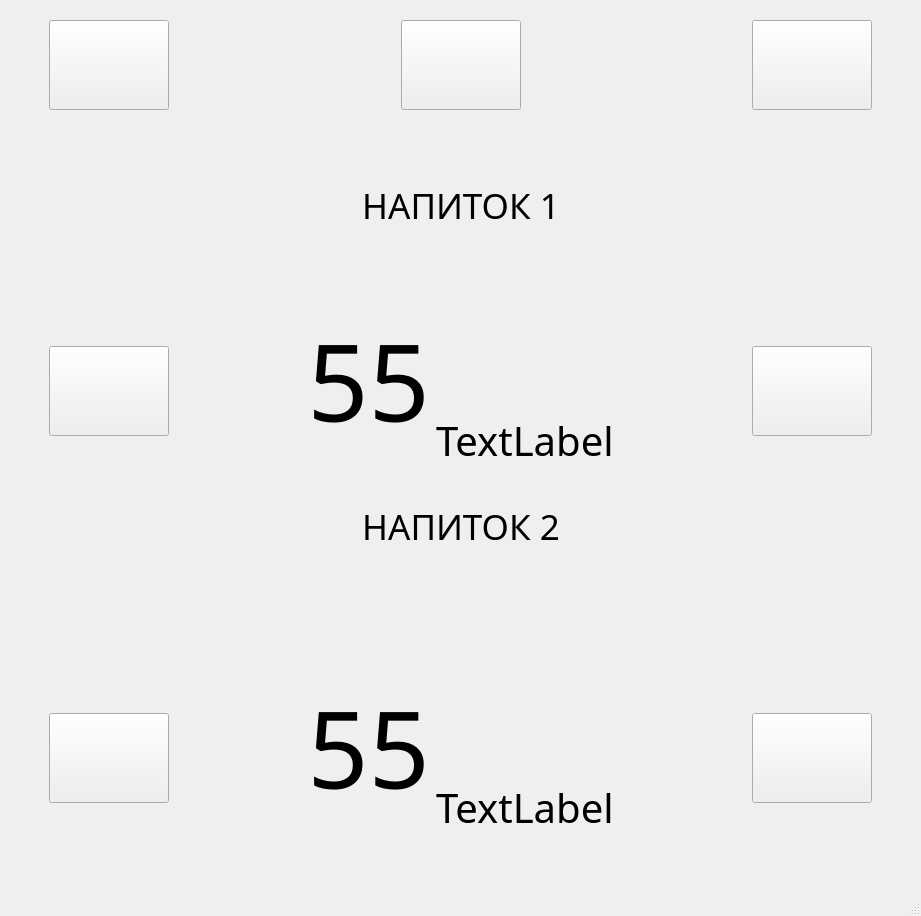
The window that Filler_interface/Window_filler/UI_filler2.ui (TWOKRAI/Filler) describes before a commit, drawn with Qt 5.
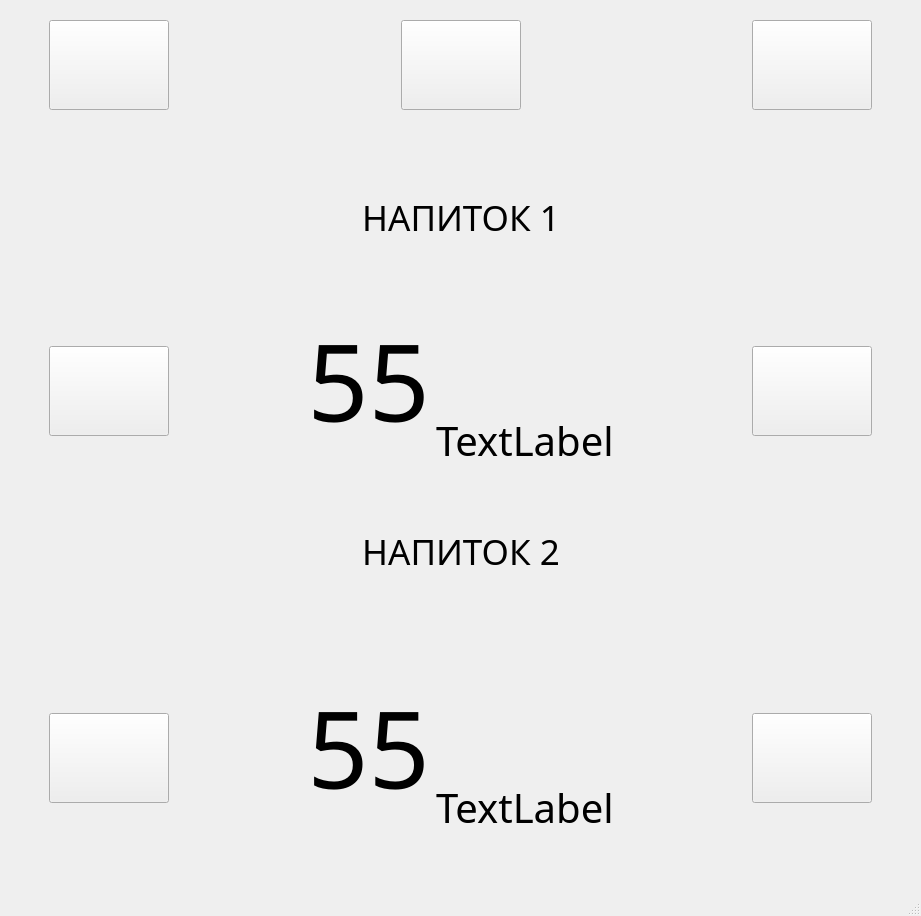
The same window after the commit.

What changed in the file:
```diff
--- a/Filler_interface/Window_filler/UI_filler2.ui
+++ b/Filler_interface/Window_filler/UI_filler2.ui
@@ -254,7 +254,7 @@
           <property name="sizeHint" stdset="0">
            <size>
             <width>20</width>
-            <height>15</height>
+            <height>40</height>
            </size>
           </property>
          </spacer>
@@ -517,7 +517,7 @@
           <property name="sizeHint" stdset="0">
            <size>
             <width>20</width>
-            <height>15</height>
+            <height>40</height>
            </size>
           </property>
          </spacer>
```
